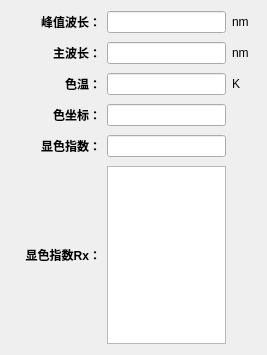
First picture: the form in HeGui/HSpecDetailWidget.ui, repository hexianqi/QtCode, before the edit.
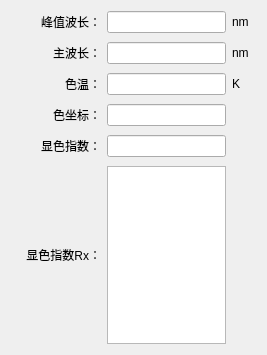
Second picture: the form after the edit.

Commit message: Spec：添加英文翻译

Patch:
```diff
--- a/HeGui/HSpecDetailWidget.ui
+++ b/HeGui/HSpecDetailWidget.ui
@@ -26,7 +26,7 @@
       </size>
      </property>
      <property name="text">
-      <string>&lt;span style=&quot; font-weight:600;&quot;&gt;峰值波长：&lt;/span&gt;</string>
+      <string>峰值波长：</string>
      </property>
      <property name="alignment">
       <set>Qt::AlignRight|Qt::AlignTrailing|Qt::AlignVCenter</set>
@@ -71,7 +71,7 @@
       </size>
      </property>
      <property name="text">
-      <string>&lt;span style=&quot; font-weight:600;&quot;&gt;主波长：&lt;/span&gt;</string>
+      <string>主波长：</string>
      </property>
      <property name="alignment">
       <set>Qt::AlignRight|Qt::AlignTrailing|Qt::AlignVCenter</set>
@@ -116,7 +116,7 @@
       </size>
      </property>
      <property name="text">
-      <string>&lt;span style=&quot; font-weight:600;&quot;&gt;色温：&lt;/span&gt;</string>
+      <string>色温：</string>
      </property>
      <property name="alignment">
       <set>Qt::AlignRight|Qt::AlignTrailing|Qt::AlignVCenter</set>
@@ -161,7 +161,7 @@
       </size>
      </property>
      <property name="text">
-      <string>&lt;span style=&quot; font-weight:600;&quot;&gt;色坐标：&lt;/span&gt;</string>
+      <string>色坐标：</string>
      </property>
      <property name="alignment">
       <set>Qt::AlignRight|Qt::AlignTrailing|Qt::AlignVCenter</set>
@@ -190,7 +190,7 @@
       </size>
      </property>
      <property name="text">
-      <string>&lt;span style=&quot; font-weight:600;&quot;&gt;显色指数：&lt;/span&gt;</string>
+      <string>显色指数：</string>
      </property>
      <property name="alignment">
       <set>Qt::AlignRight|Qt::AlignTrailing|Qt::AlignVCenter</set>
@@ -213,7 +213,7 @@
    <item row="5" column="0">
     <widget class="QLabel" name="label_006">
      <property name="text">
-      <string>&lt;span style=&quot; font-weight:600;&quot;&gt;显色指数Rx：&lt;/span&gt;</string>
+      <string>显色指数Rx：</string>
      </property>
      <property name="alignment">
       <set>Qt::AlignRight|Qt::AlignTrailing|Qt::AlignVCenter</set>
```
Left out of the diff: 6 changed lines with no effect on the pictures. The commit also changes 7 other files.
